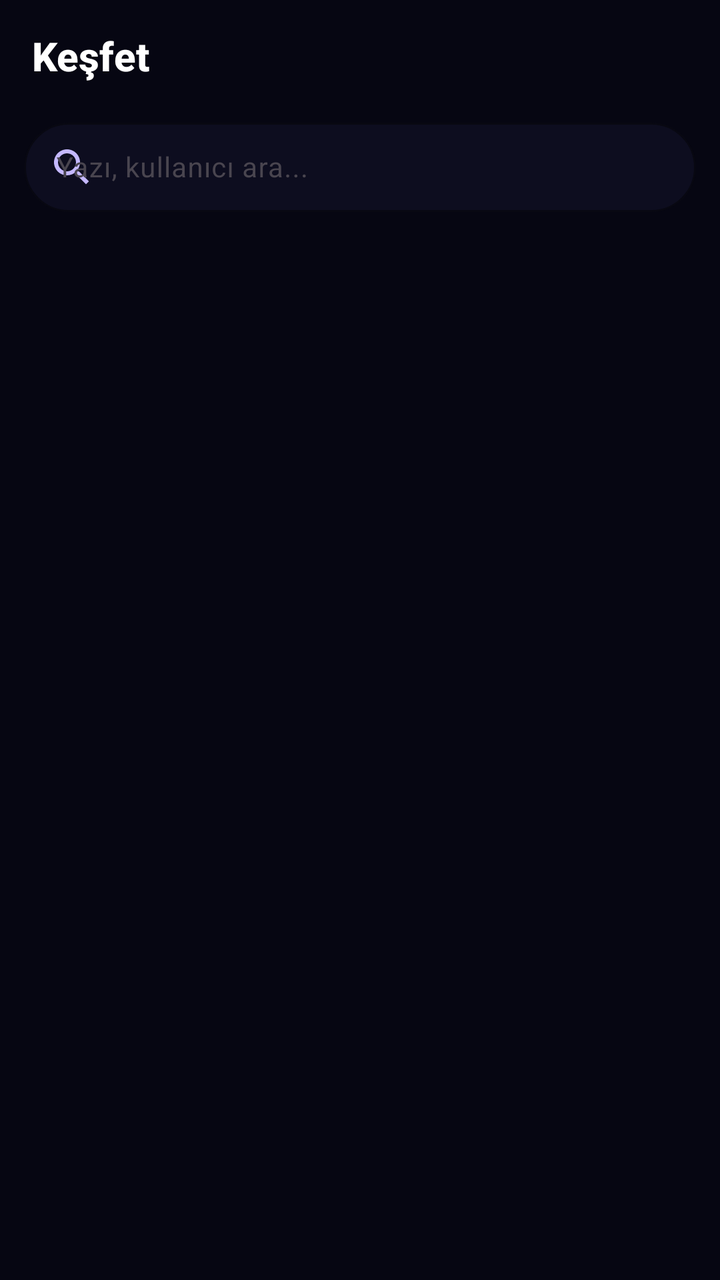
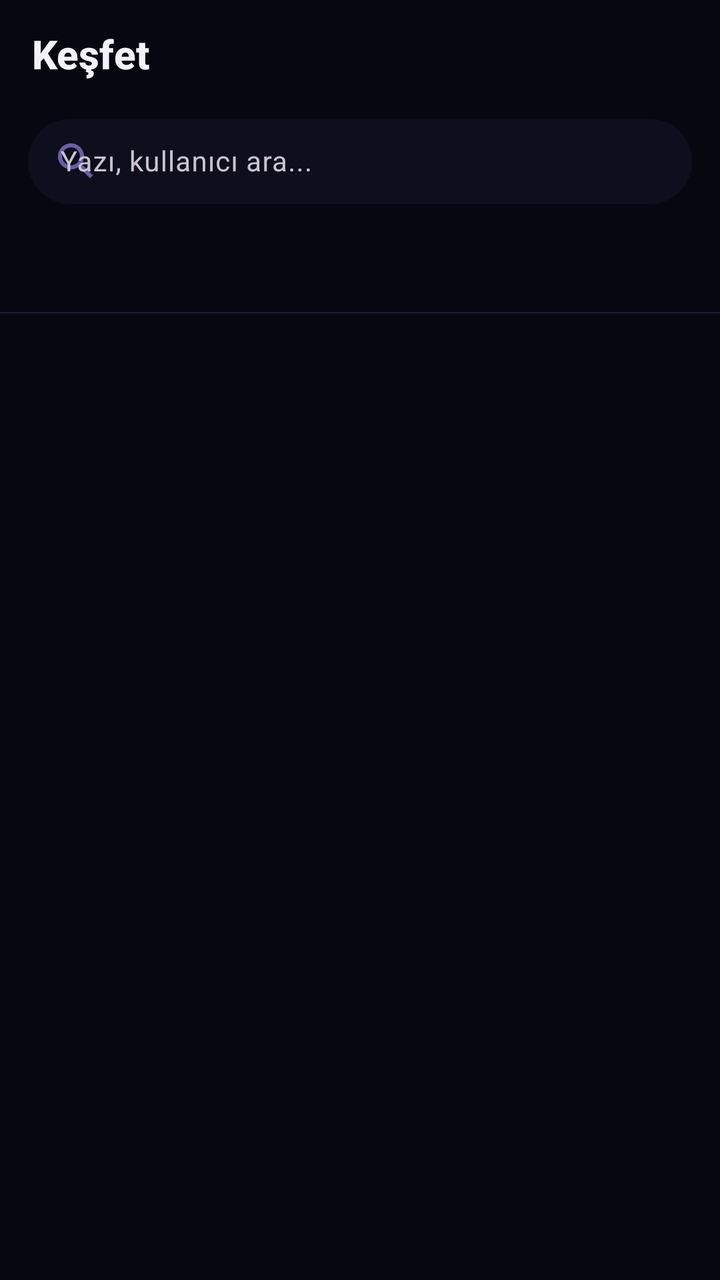

Two renders of the same Android screen: before a commit and after it. Below are the layout's source before the change and the commit's diff.
<!-- AndroidManifest.xml: application theme Theme.Heftreng -->
<!-- res/layout/fragment_explore.xml -->
<?xml version="1.0" encoding="utf-8"?>
<androidx.coordinatorlayout.widget.CoordinatorLayout
    xmlns:android="http://schemas.android.com/apk/res/android"
    xmlns:app="http://schemas.android.com/apk/res-auto"
    android:layout_width="match_parent"
    android:layout_height="match_parent"
    android:background="@color/background">

    <com.google.android.material.appbar.AppBarLayout
        android:id="@+id/appBarLayout"
        android:layout_width="match_parent"
        android:layout_height="wrap_content"
        android:background="@color/background"
        app:elevation="0dp">

        
        <LinearLayout
            android:layout_width="match_parent"
            android:layout_height="56dp"
            android:orientation="horizontal"
            android:gravity="center_vertical"
            android:paddingHorizontal="16dp"
            app:layout_scrollFlags="scroll|enterAlways|snap">

            <TextView
                android:layout_width="0dp"
                android:layout_height="wrap_content"
                android:layout_weight="1"
                android:text="Keşfet"
                android:textColor="@color/white"
                android:textSize="20sp"
                android:textStyle="bold"
                android:fontFamily="sans-serif-medium"/>

        </LinearLayout>

        
        <LinearLayout
            android:layout_width="match_parent"
            android:layout_height="wrap_content"
            android:paddingHorizontal="12dp"
            android:paddingBottom="8dp"
            app:layout_scrollFlags="scroll|enterAlways|snap">

            <com.google.android.material.textfield.TextInputLayout
                android:layout_width="match_parent"
                android:layout_height="50dp"
                style="@style/Widget.Material3.TextInputLayout.OutlinedBox"
                app:boxCornerRadiusTopStart="25dp"
                app:boxCornerRadiusTopEnd="25dp"
                app:boxCornerRadiusBottomStart="25dp"
                app:boxCornerRadiusBottomEnd="25dp"
                app:boxStrokeColor="#333333"
                app:boxBackgroundColor="@color/surface"
                app:startIconDrawable="@drawable/ic_search"
                app:startIconTint="@color/text_secondary">

                <com.google.android.material.textfield.TextInputEditText
                    android:id="@+id/etSearch"
                    android:layout_width="match_parent"
                    android:layout_height="match_parent"
                    android:hint="Yazı, kullanıcı ara..."
                    android:textColor="@color/white"
                    android:textColorHint="@color/text_hint"
                    android:textSize="14sp"
                    android:imeOptions="actionSearch"
                    android:inputType="text"
                    android:background="@null"/>

            </com.google.android.material.textfield.TextInputLayout>

        </LinearLayout>

        
        <HorizontalScrollView
            android:layout_width="match_parent"
            android:layout_height="48dp"
            android:scrollbars="none"
            android:paddingHorizontal="12dp"
            android:paddingBottom="8dp">

            <LinearLayout
                android:id="@+id/chipGroup"
                android:layout_width="wrap_content"
                android:layout_height="match_parent"
                android:orientation="horizontal"
                android:gravity="center_vertical"
                />

        </HorizontalScrollView>

    </com.google.android.material.appbar.AppBarLayout>

    
    <androidx.recyclerview.widget.RecyclerView
        android:id="@+id/recyclerExplore"
        android:layout_width="match_parent"
        android:layout_height="match_parent"
        android:clipToPadding="false"
        android:paddingBottom="88dp"
        app:layout_behavior="@string/appbar_scrolling_view_behavior"/>

</androidx.coordinatorlayout.widget.CoordinatorLayout>
<!-- resources referenced by this layout -->
<resources>
  <color name="background">#060612</color>
  <color name="surface">#0D0D1F</color>
  <color name="text_hint">#4A3F70</color>
  <color name="text_secondary">#C4B8FF</color>
  <color name="white">#FFFFFF</color>
  <!-- drawable ic_search (drawable) -->
  <vector xmlns:android="http://schemas.android.com/apk/res/android" android:width="24dp" android:height="24dp" android:viewportWidth="24" android:viewportHeight="24">
    <path android:fillColor="@android:color/white" android:pathData="M15.5,14h-0.79l-0.28,-0.27C15.41,12.59 16,11.11 16,9.5 16,5.91 13.09,3 9.5,3S3,5.91 3,9.5 5.91,16 9.5,16c1.61,0 3.09,-0.59 4.23,-1.57l0.27,0.28v0.79l5,4.99L20.49,19l-4.99,-5zM9.5,14C7.01,14 5,11.99 5,9.5S7.01,5 9.5,5 14,7.01 14,9.5 11.99,14 9.5,14z"/>
  </vector>
  <style name="Theme.Heftreng" parent="Theme.Material3.DayNight.NoActionBar">
          <item name="colorPrimary">@color/brand_primary</item>
          <item name="colorPrimaryVariant">@color/brand_primary_dark</item>
          <item name="colorOnPrimary">@color/white</item>
          <item name="android:windowBackground">@color/background</item>
          <item name="android:statusBarColor">@color/background</item>
          <item name="android:navigationBarColor">@color/background</item>
      </style>
  <color name="brand_primary">#8B5CF6</color>
  <color name="brand_primary_dark">#6D28D9</color>
</resources>

<!-- the commit's change to res/layout/fragment_explore.xml (unified diff, before → after) -->
@@ -13,10 +13,9 @@
         android:background="@color/background"
         app:elevation="0dp">
 
-        
         <LinearLayout
             android:layout_width="match_parent"
-            android:layout_height="56dp"
+            android:layout_height="54dp"
             android:orientation="horizontal"
             android:gravity="center_vertical"
             android:paddingHorizontal="16dp"
@@ -27,7 +26,7 @@
                 android:layout_height="wrap_content"
                 android:layout_weight="1"
                 android:text="Keşfet"
-                android:textColor="@color/white"
+                android:textColor="@color/text_primary"
                 android:textSize="20sp"
                 android:textStyle="bold"
                 android:fontFamily="sans-serif-medium"/>
@@ -38,29 +37,30 @@
         <LinearLayout
             android:layout_width="match_parent"
             android:layout_height="wrap_content"
-            android:paddingHorizontal="12dp"
-            android:paddingBottom="8dp"
+            android:paddingHorizontal="14dp"
+            android:paddingBottom="10dp"
             app:layout_scrollFlags="scroll|enterAlways|snap">
 
             <com.google.android.material.textfield.TextInputLayout
                 android:layout_width="match_parent"
-                android:layout_height="50dp"
+                android:layout_height="48dp"
                 style="@style/Widget.Material3.TextInputLayout.OutlinedBox"
-                app:boxCornerRadiusTopStart="25dp"
-                app:boxCornerRadiusTopEnd="25dp"
-                app:boxCornerRadiusBottomStart="25dp"
-                app:boxCornerRadiusBottomEnd="25dp"
-                app:boxStrokeColor="#333333"
+                app:boxCornerRadiusTopStart="24dp"
+                app:boxCornerRadiusTopEnd="24dp"
+                app:boxCornerRadiusBottomStart="24dp"
+                app:boxCornerRadiusBottomEnd="24dp"
+                app:boxStrokeWidth="0dp"
+                app:boxStrokeWidthFocused="0dp"
                 app:boxBackgroundColor="@color/surface"
                 app:startIconDrawable="@drawable/ic_search"
-                app:startIconTint="@color/text_secondary">
+                app:startIconTint="@color/text_muted">
 
                 <com.google.android.material.textfield.TextInputEditText
                     android:id="@+id/etSearch"
                     android:layout_width="match_parent"
                     android:layout_height="match_parent"
                     android:hint="Yazı, kullanıcı ara..."
-                    android:textColor="@color/white"
+                    android:textColor="@color/text_primary"
                     android:textColorHint="@color/text_hint"
                     android:textSize="14sp"
                     android:imeOptions="actionSearch"
@@ -74,30 +74,33 @@
         
         <HorizontalScrollView
             android:layout_width="match_parent"
-            android:layout_height="48dp"
+            android:layout_height="44dp"
             android:scrollbars="none"
-            android:paddingHorizontal="12dp"
-            android:paddingBottom="8dp">
+            android:paddingHorizontal="10dp"
+            android:paddingBottom="6dp">
 
             <LinearLayout
                 android:id="@+id/chipGroup"
                 android:layout_width="wrap_content"
                 android:layout_height="match_parent"
                 android:orientation="horizontal"
-                android:gravity="center_vertical"
-                />
+                android:gravity="center_vertical"/>
 
         </HorizontalScrollView>
 
+        <View
+            android:layout_width="match_parent"
+            android:layout_height="0.5dp"
+            android:background="@color/border"/>
+
     </com.google.android.material.appbar.AppBarLayout>
 
-    
     <androidx.recyclerview.widget.RecyclerView
         android:id="@+id/recyclerExplore"
         android:layout_width="match_parent"
         android:layout_height="match_parent"
         android:clipToPadding="false"
-        android:paddingBottom="88dp"
+        android:paddingBottom="80dp"
         app:layout_behavior="@string/appbar_scrolling_view_behavior"/>
 
 </androidx.coordinatorlayout.widget.CoordinatorLayout>
<!-- resource entries referenced after the edit -->
@@ -1,23 +1,44 @@
 <!-- resources referenced by this layout -->
 <resources>
-  <color name="background">#060612</color>
-  <color name="surface">#0D0D1F</color>
-  <color name="text_hint">#4A3F70</color>
-  <color name="text_secondary">#C4B8FF</color>
+  <color name="background">#070711</color>
+  <color name="border">#1C1940</color>
+  <color name="surface">#0E0E1C</color>
+  <color name="text_hint">#3D3560</color>
+  <color name="text_muted">#6B5FA8</color>
+  <color name="text_primary">#F4F1FF</color>
   <color name="white">#FFFFFF</color>
+  <color name="brand_accent">#EC4899</color>
+  <color name="error">#F43F5E</color>
+  <style name="HeftBottomNav" parent="Widget.Material3.BottomNavigationView">
+          <item name="android:background">@color/surface</item>
+          <item name="itemIconTint">@color/bottom_nav_color</item>
+          <item name="itemTextColor">@color/bottom_nav_color</item>
+          <item name="elevation">0dp</item>
+      </style>
   <!-- drawable ic_search (drawable) -->
   <vector xmlns:android="http://schemas.android.com/apk/res/android" android:width="24dp" android:height="24dp" android:viewportWidth="24" android:viewportHeight="24">
     <path android:fillColor="@android:color/white" android:pathData="M15.5,14h-0.79l-0.28,-0.27C15.41,12.59 16,11.11 16,9.5 16,5.91 13.09,3 9.5,3S3,5.91 3,9.5 5.91,16 9.5,16c1.61,0 3.09,-0.59 4.23,-1.57l0.27,0.28v0.79l5,4.99L20.49,19l-4.99,-5zM9.5,14C7.01,14 5,11.99 5,9.5S7.01,5 9.5,5 14,7.01 14,9.5 11.99,14 9.5,14z"/>
   </vector>
-  <style name="Theme.Heftreng" parent="Theme.Material3.DayNight.NoActionBar">
+  <style name="Theme.Heftreng" parent="Theme.Material3.Dark">
           <item name="colorPrimary">@color/brand_primary</item>
           <item name="colorPrimaryVariant">@color/brand_primary_dark</item>
           <item name="colorOnPrimary">@color/white</item>
+          <item name="colorSecondary">@color/brand_accent</item>
+          <item name="colorOnSecondary">@color/white</item>
+          <item name="colorSurface">@color/surface</item>
+          <item name="colorOnSurface">@color/text_primary</item>
+          <item name="colorBackground">@color/background</item>
+          <item name="android:colorBackground">@color/background</item>
+          <item name="colorOnBackground">@color/text_primary</item>
+          <item name="colorError">@color/error</item>
           <item name="android:windowBackground">@color/background</item>
           <item name="android:statusBarColor">@color/background</item>
-          <item name="android:navigationBarColor">@color/background</item>
+          <item name="android:navigationBarColor">@color/surface</item>
+          <item name="android:windowLightStatusBar">false</item>
+          <item name="android:windowLightNavigationBar">false</item>
+          <item name="bottomNavigationStyle">@style/HeftBottomNav</item>
       </style>
-  <color name="brand_primary">#8B5CF6</color>
-  <color name="brand_primary_dark">#6D28D9</color>
+  <color name="brand_primary">#7C3AED</color>
+  <color name="brand_primary_dark">#5B21B6</color>
 </resources>
 
